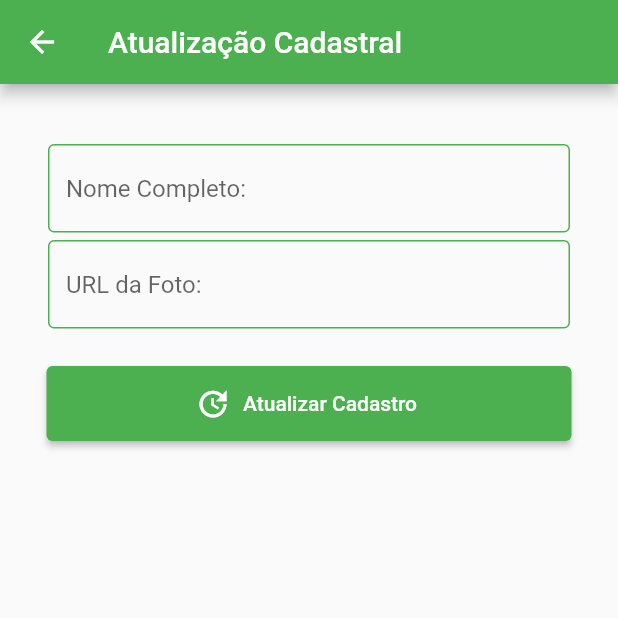
After one commit to andreyquadros/editais-login, a Flutter app: the UpdateDataScreen screen opened directly, on a phone screen of 412 x 824 dp, the top half of it. The commit adds this screen. Run offline on Flutter 3.47's test engine with Material 2 defaults, Android fonts, the phone set to English and light mode, and no system bars; our stand-ins replace cached_network_image, cloud_firestore, firebase_auth, firebase_core, flutter_easyloading, get and 2 more; missing offline and left inert: flutter_facebook_auth; accounts and stored records are empty; network calls fail.

Commit message:
2.0 - skeleton structure finished

```diff
--- /dev/null
+++ b/lib/modelview/auth/update_data.dart
@@ -0,0 +1,24 @@
+import 'package:editais_app/view/components/snackbar_sucess_alert.dart';
+import 'package:editais_app/view/home_screen_new.dart';
+import 'package:firebase_auth/firebase_auth.dart';
+import 'package:get/get.dart';
+
+import '../controllers/controller_get_data.dart';
+
+final ControllerGetData controllerDados = Get.put(ControllerGetData());
+
+Future<void> atualizarUsuarioEmailSenha(String nome, String foto) async {
+  final credential = await FirebaseAuth.instance.currentUser;
+  try {
+    if (credential != null) {
+      credential.updateDisplayName(nome);
+      credential.updatePhotoURL(foto);
+      controllerDados.currentUserPicture.value = foto;
+      controllerDados.currentUserName.value = nome;
+    }
+    snackbar_sucess_alert('Sucesso!', 'Dados atualizados com sucesso');
+    Get.offAll(() => HomeScreenNew());
+  } on FirebaseAuthException catch (error) {
+    print(error.code);
+  }
+}
--- /dev/null
+++ b/lib/view/update_data_screen.dart
@@ -0,0 +1,69 @@
+import 'package:flutter/material.dart';
+
+import '../modelview/auth/update_data.dart';
+import 'styles/colors.dart';
+
+class UpdateDataScreen extends StatefulWidget {
+  const UpdateDataScreen({Key? key}) : super(key: key);
+
+  @override
+  State<UpdateDataScreen> createState() => _UpdateDataScreenState();
+}
+
+class _UpdateDataScreenState extends State<UpdateDataScreen> {
+  TextEditingController email = TextEditingController();
+  TextEditingController senha = TextEditingController();
+  TextEditingController fotoURL = TextEditingController();
+  TextEditingController nome = TextEditingController();
+
+  @override
+  Widget build(BuildContext context) {
+    return Scaffold(
+      appBar: AppBar(
+        title: Text('Atualização Cadastral'),
+      ),
+      body: Column(
+        children: [
+          Padding(
+            padding: const EdgeInsets.fromLTRB(32, 40, 32, 5),
+            child: TextFormField(
+              controller: nome,
+              keyboardType: TextInputType.name,
+              cursorColor: ColorsStyle().formsGerais,
+              decoration: InputDecoration(
+                border: OutlineInputBorder(
+                    borderSide: BorderSide(width: 3, color: Colors.green)),
+                hintText: 'Nome Completo:',
+              ),
+            ),
+          ),
+          Padding(
+            padding: const EdgeInsets.fromLTRB(32, 0, 32, 25),
+            child: TextFormField(
+              controller: fotoURL,
+              keyboardType: TextInputType.text,
+              cursorColor: ColorsStyle().formsGerais,
+              decoration: InputDecoration(
+                border: OutlineInputBorder(
+                    borderSide: BorderSide(width: 3, color: Colors.green)),
+                hintText: 'URL da Foto:',
+              ),
+            ),
+          ),
+          Container(
+            width: 350,
+            height: 50,
+            child: ElevatedButton.icon(
+                style:
+                    TextButton.styleFrom(backgroundColor: ColorsStyle().botao),
+                onPressed: () {
+                  atualizarUsuarioEmailSenha(nome.text, fotoURL.text);
+                },
+                icon: Icon(Icons.update),
+                label: Text("Atualizar Cadastro")),
+          ),
+        ],
+      ),
+    );
+  }
+}
```
Also changed, not shown: lib/modelview/auth/book_email_auth.dart (added, +19 -0 lines), lib/modelview/auth/email_pass_auth_login.dart (+5 -6 lines), lib/modelview/auth/facebook_auth.dart (+6 -7 lines), lib/modelview/controllers/controller_user_details.dart (added, +9 -0 lines), lib/view/book_edital.dart (added, +109 -0 lines), lib/view/components/custom_drawer.dart (+26 -3 lines), lib/view/components/form_login_component.dart (+23 -21 lines), lib/view/details_edital_screen.dart (+42 -0 lines), lib/modelview/auth/facebook_getCurrentUserData.dart (deleted).
